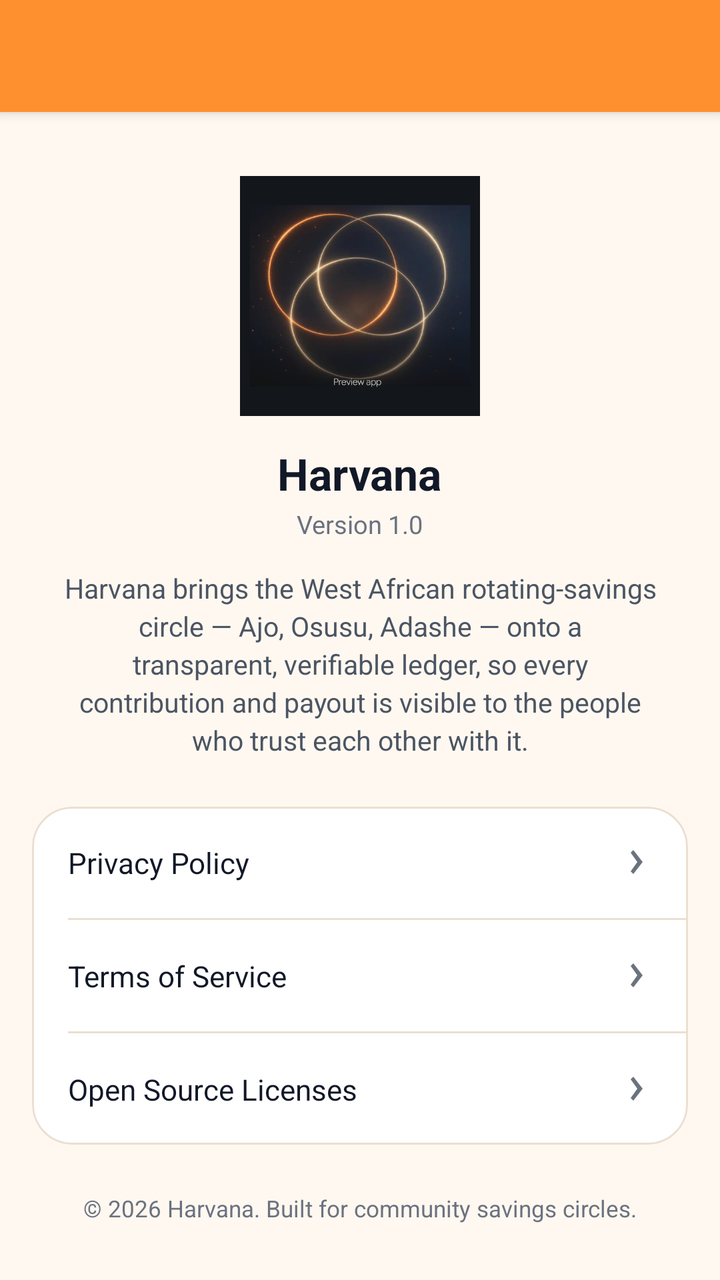
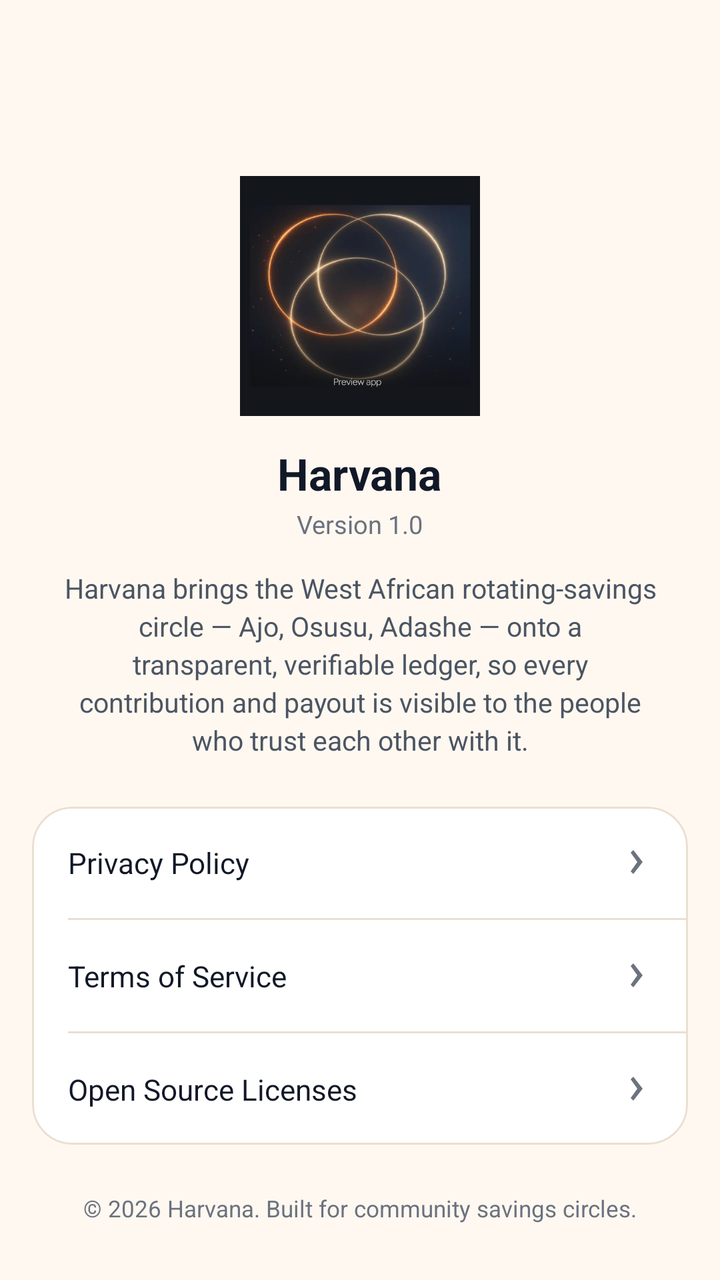

Compare the two renders of this Android layout. The source of the first and the diff that turns it into the second are given below.
<!-- AndroidManifest.xml: application theme AppTheme -->
<!-- res/layout/about.xml -->
<androidx.coordinatorlayout.widget.CoordinatorLayout
	xmlns:android="http://schemas.android.com/apk/res/android"
	xmlns:app="http://schemas.android.com/apk/res-auto"
	xmlns:tools="http://schemas.android.com/tools"
	android:id="@+id/_coordinator"
	android:layout_width="match_parent"
	android:layout_height="match_parent">
	<com.google.android.material.appbar.AppBarLayout
		android:id="@+id/_app_bar"
		android:layout_width="match_parent"
		android:layout_height="wrap_content"
		android:theme="@style/AppTheme.AppBarOverlay">
		<androidx.appcompat.widget.Toolbar
			android:id="@+id/_toolbar"
			android:layout_width="match_parent"
			android:layout_height="?attr/actionBarSize"
			android:background="?attr/appBarColor"
			app:popupTheme="@style/AppTheme.PopupOverlay" />
	</com.google.android.material.appbar.AppBarLayout>
	<androidx.core.widget.NestedScrollView
		android:layout_width="match_parent"
		android:layout_height="match_parent"
		android:fillViewport="true"
		android:overScrollMode="never"
		app:layout_behavior="@string/appbar_scrolling_view_behavior">
		<LinearLayout
			android:id="@+id/linear44"
			android:layout_width="match_parent"
			android:layout_height="wrap_content"
			android:paddingBottom="32dp"
			android:orientation="vertical">
			<LinearLayout
				android:id="@+id/linear45"
				android:layout_width="match_parent"
				android:layout_height="wrap_content"
				android:paddingTop="32dp"
				android:paddingBottom="24dp"
				android:gravity="center_horizontal|center_vertical"
				android:orientation="vertical">
				<ImageView
					android:id="@+id/imageview40"
					android:layout_width="120dp"
					android:layout_height="120dp"
					android:scaleType="fitCenter"
					android:src="@drawable/ic_launcher"
					android:contentDescription="Harvana logo" />
				<TextView
					android:id="@+id/textview46"
					android:layout_width="wrap_content"
					android:layout_height="wrap_content"
					android:layout_marginTop="14dp"
					android:text="Harvana"
					android:textSize="22sp"
					android:textStyle="bold"
					android:textColor="@color/colorTextPrimary" />
				<TextView
					android:id="@+id/tvAppVersion"
					android:layout_width="wrap_content"
					android:layout_height="wrap_content"
					android:layout_marginTop="2dp"
					android:text="Version 1.0"
					android:textColor="@color/colorTextTertiary"
					android:textSize="12.5sp" />
				<TextView
					android:id="@+id/textview47"
					android:layout_width="match_parent"
					android:layout_height="wrap_content"
					android:layout_marginTop="14dp"
					android:gravity="center_horizontal|center_vertical"
					android:text="Harvana brings the West African rotating-savings circle — Ajo, Osusu, Adashe — onto a transparent, verifiable ledger, so every contribution and payout is visible to the people who trust each other with it."
					android:textColor="@color/colorTextSecondary"
					android:textSize="13.5sp"
					android:lineSpacingExtra="3dp"
					android:paddingStart="32dp"
					android:paddingEnd="32dp" />
			</LinearLayout>
			<com.google.android.material.card.MaterialCardView
				android:id="@+id/cardview7"
				android:layout_width="match_parent"
				android:layout_height="wrap_content"
				app:cardBackgroundColor="@color/colorSurface"
				android:layout_marginStart="16dp"
				android:layout_marginEnd="16dp"
				app:cardCornerRadius="20dp"
				app:cardElevation="0dp"
				app:strokeColor="@color/colorCardStroke"
				app:strokeWidth="1dp">
				<LinearLayout
					android:id="@+id/linear46"
					android:layout_width="match_parent"
					android:layout_height="wrap_content"
					android:orientation="vertical">
					<LinearLayout
						android:id="@+id/rowPrivacyPolicy"
						android:layout_width="match_parent"
						android:layout_height="wrap_content"
						android:padding="18dp"
						android:background="?attr/selectableItemBackground"
						android:gravity="center_vertical"
						android:orientation="horizontal"
						android:focusable="true">
						<TextView
							android:id="@+id/textview48"
							android:layout_width="0dp"
							android:layout_height="wrap_content"
							android:text="Privacy Policy"
							android:textColor="@color/colorTextPrimary"
							android:layout_weight="1"
							android:textSize="14.5sp" />
						<ImageView
							android:id="@+id/imageview41"
							android:layout_width="16dp"
							android:layout_height="16dp"
							android:src="@drawable/ic_arrow_right"
							android:scaleType="centerInside"
							app:tint="@color/colorTextTertiary" />
					</LinearLayout>
					<View
						android:id="@+id/view47"
						android:layout_width="match_parent"
						android:layout_height="1dp"
						android:background="@color/colorDivider"
						android:layout_marginStart="18dp" />
					<LinearLayout
						android:id="@+id/rowTermsOfService"
						android:layout_width="match_parent"
						android:layout_height="wrap_content"
						android:padding="18dp"
						android:background="?attr/selectableItemBackground"
						android:gravity="center_vertical"
						android:orientation="horizontal"
						android:focusable="true">
						<TextView
							android:id="@+id/textview49"
							android:layout_width="0dp"
							android:layout_height="wrap_content"
							android:text="Terms of Service"
							android:textColor="@color/colorTextPrimary"
							android:layout_weight="1"
							android:textSize="14.5sp" />
						<ImageView
							android:id="@+id/imageview42"
							android:layout_width="16dp"
							android:layout_height="16dp"
							android:src="@drawable/ic_arrow_right"
							android:scaleType="centerInside"
							app:tint="@color/colorTextTertiary" />
					</LinearLayout>
					<View
						android:id="@+id/view48"
						android:layout_width="match_parent"
						android:layout_height="1dp"
						android:background="@color/colorDivider"
						android:layout_marginStart="18dp" />
					<LinearLayout
						android:id="@+id/rowOpenSourceLicenses"
						android:layout_width="match_parent"
						android:layout_height="wrap_content"
						android:padding="18dp"
						android:background="?attr/selectableItemBackground"
						android:gravity="center_vertical"
						android:orientation="horizontal"
						android:focusable="true">
						<TextView
							android:id="@+id/textview50"
							android:layout_width="0dp"
							android:layout_height="wrap_content"
							android:text="Open Source Licenses"
							android:textColor="@color/colorTextPrimary"
							android:layout_weight="1"
							android:textSize="14.5sp" />
						<ImageView
							android:id="@+id/imageview43"
							android:layout_width="16dp"
							android:layout_height="16dp"
							android:src="@drawable/ic_arrow_right"
							android:scaleType="centerInside"
							app:tint="@color/colorTextTertiary" />
					</LinearLayout>
				</LinearLayout>
			</com.google.android.material.card.MaterialCardView>
			<TextView
				android:id="@+id/textview51"
				android:layout_width="match_parent"
				android:layout_height="wrap_content"
				android:layout_marginTop="24dp"
				android:gravity="center_horizontal|center_vertical"
				android:text="© 2026 Harvana. Built for community savings circles."
				android:textColor="@color/colorTextTertiary"
				android:textSize="11.5sp" />
		</LinearLayout>
	</androidx.core.widget.NestedScrollView>
</androidx.coordinatorlayout.widget.CoordinatorLayout>
<!-- resources referenced by this layout -->
<resources>
  <color name="colorCardStroke">#EADFD0</color>
  <color name="colorDivider">#EADFD0</color>
  <color name="colorSurface">#FFFFFF</color>
  <color name="colorTextPrimary">#111827</color>
  <color name="colorTextSecondary">#4B5563</color>
  <color name="colorTextTertiary">#6B7280</color>
  <style name="AppTheme.PopupOverlay" parent="ThemeOverlay.MaterialComponents.Light" />
  <style name="AppTheme" parent="Theme.MaterialComponents.DayNight.NoActionBar">
          
          <item name="homeAsUpIndicator">@drawable/ic_nav_back</item>
          
          <item name="android:textViewStyle">@style/HarvanaTextView</item>
          <item name="appBarColor">@color/colorAccent</item>
          <item name="onAppBarColor">@color/colorTextOnAccent</item>
          <item name="colorSecondary">@color/colorAccent</item>
          <item name="colorOnSecondary">@color/colorTextOnAccent</item>
          <item name="colorPrimaryVariant">@color/colorAccentDark</item>
          <item name="colorSecondaryVariant">@color/colorAccentDark</item>
          <item name="colorError">@color/colorError</item>
          <item name="colorOnError">@color/colorTextPrimaryWhite</item>
          <item name="colorControlActivated">@color/colorAccent</item>
          <item name="colorControlNormal">@color/colorControlNormal</item>
          <item name="colorControlHighlight">@color/colorAccentRipple</item>
          <item name="android:textColorHighlight">@color/colorAccentStroke</item>
          <item name="android:textColorLink">@color/colorAccentStrong</item>
          <item name="android:editTextColor">@color/colorTextPrimary</item>
          <item name="android:navigationBarColor">@color/colorBackground</item>
          <item name="colorPrimary">@color/colorAccent</item>
          <item name="colorPrimaryDark">@color/colorAccentStrong</item>
          <item name="colorAccent">@color/colorAccent</item>
          <item name="colorSurface">@color/colorSurface</item>
          <item name="colorOnPrimary">@color/colorTextOnAccent</item>
          <item name="colorOnSurface">@color/colorTextPrimary</item>
          <item name="colorOnBackground">@color/colorTextPrimary</item>
          <item name="colorOnSurfaceVariant">@color/colorTextSecondary</item>
          <item name="android:textColorPrimary">@color/colorTextPrimary</item>
          <item name="android:textColorSecondary">@color/colorTextSecondary</item>
          <item name="android:textColorHint">@color/colorTextTertiary</item>
          <item name="android:statusBarColor">?attr/appBarColor</item>
          <item name="android:windowLightStatusBar">true</item>
          <item name="android:windowBackground">@color/colorBackground</item>
          <item name="alertDialogTheme">@style/HarvanaAlertDialog</item>
          <item name="materialAlertDialogTheme">@style/HarvanaAlertDialog</item>
          <item name="bottomSheetDialogTheme">@style/HarvanaBottomSheetDialog</item>
      </style>
  <style name="HarvanaTextView" parent="android:Widget.TextView">
          <item name="android:textColor">@color/colorTextPrimary</item>
      </style>
  <color name="colorAccent">#FF9030</color>
  <color name="colorTextOnAccent">#111827</color>
  <color name="colorAccentDark">#E57A14</color>
  <color name="colorError">#EF4444</color>
  <color name="colorTextPrimaryWhite">#FFFFFF</color>
  <color name="colorControlNormal">#6B7280</color>
  <color name="colorAccentRipple">#1AFF9030</color>
  <color name="colorAccentStroke">#33FF9030</color>
  <color name="colorAccentStrong">#B85F0A</color>
  <color name="colorBackground">#FFF8F0</color>
  <style name="HarvanaDialogButton" parent="Widget.MaterialComponents.Button.TextButton.Dialog">
          <item name="android:textColor">@color/colorAccent</item>
          <item name="android:minHeight">48dp</item>
      </style>
  <!-- unchanged entries left out for length: 8 -->
</resources>

<!-- the commit's change to res/layout/about.xml (unified diff, before → after) -->
@@ -9,7 +9,9 @@
 		android:id="@+id/_app_bar"
 		android:layout_width="match_parent"
 		android:layout_height="wrap_content"
-		android:theme="@style/AppTheme.AppBarOverlay">
+		android:theme="@style/AppTheme.AppBarOverlay"
+		app:elevation="0dp"
+		android:stateListAnimator="@null">
 		<androidx.appcompat.widget.Toolbar
 			android:id="@+id/_toolbar"
 			android:layout_width="match_parent"
<!-- resource entries referenced after the edit -->
@@ -12,8 +12,8 @@
           <item name="homeAsUpIndicator">@drawable/ic_nav_back</item>
           
           <item name="android:textViewStyle">@style/HarvanaTextView</item>
-          <item name="appBarColor">@color/colorAccent</item>
-          <item name="onAppBarColor">@color/colorTextOnAccent</item>
+          <item name="appBarColor">@color/colorBackground</item>
+          <item name="onAppBarColor">@color/colorTextPrimary</item>
           <item name="colorSecondary">@color/colorAccent</item>
           <item name="colorOnSecondary">@color/colorTextOnAccent</item>
           <item name="colorPrimaryVariant">@color/colorAccentDark</item>
